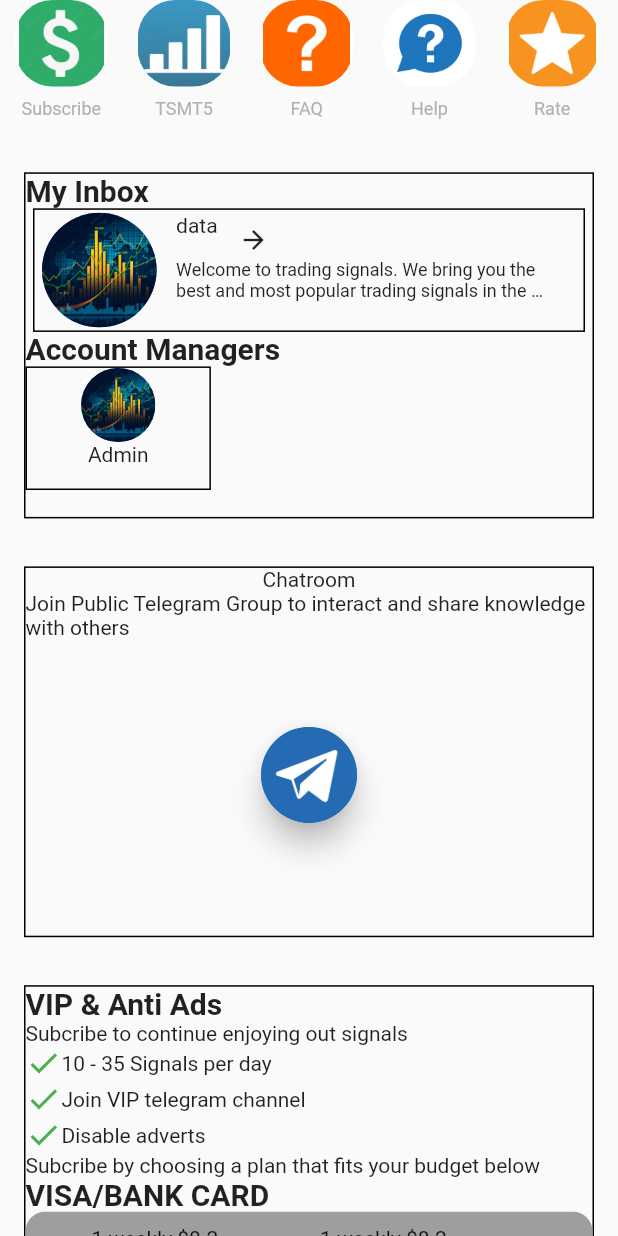
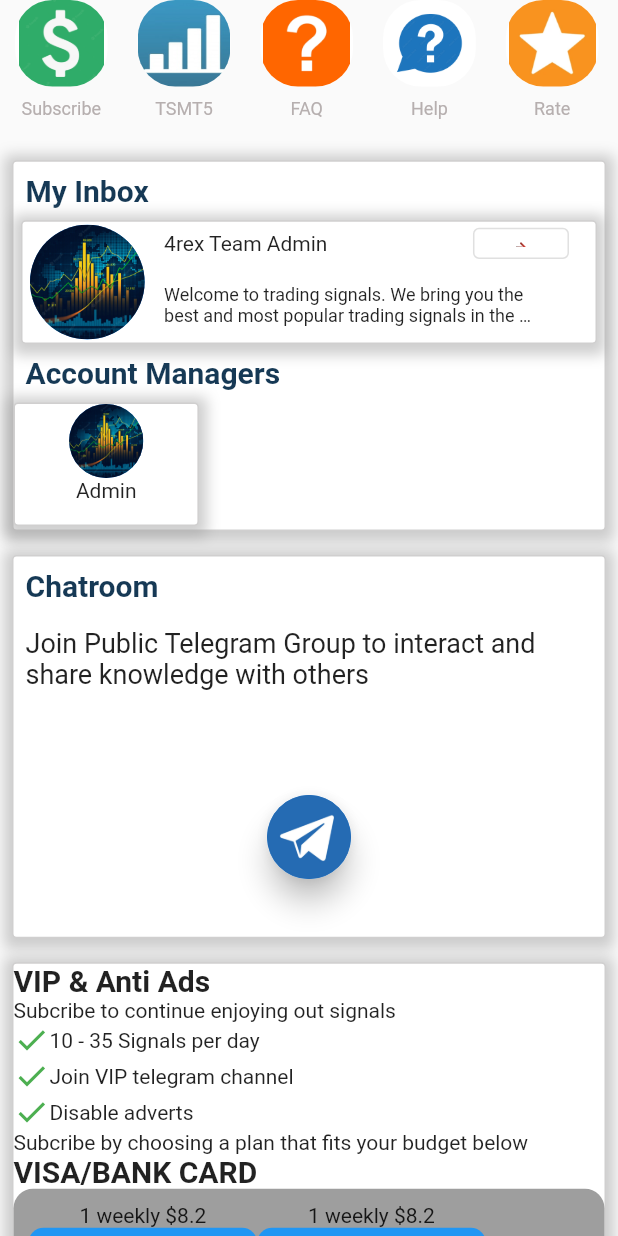
Before and after one commit to ansar062/tradingsignals, a Flutter app: the screen it shows after launch, on a phone screen of 412 x 824 dp. Run offline on Flutter 3.47's test engine with Material 2 defaults, Android fonts, the phone set to English and light mode, and no system bars; drawn by our look-alikes of avatar_glow; our stand-ins replace easy_localization, get.

Commit message:
home page changes2

```diff
--- a/assets/translations/en.json
+++ b/assets/translations/en.json
@@ -22,7 +22,7 @@
     "join_the_public_telegram_group_to_interact_and_share_knowledge_with_others": "Join the public Telegram Group to interact and share knowledge with others.",
     "subscribe_to_continue_enjoying_our_signals": "Subscribe to continue enjoying our signals",
     "_7_15_signals_per_day": "10-35 Signals per da",
-    "join_vip_telegram_channel": "Join VIP Telegram channe",
+    "join_vip_telegram_channel": "Join VIP Telegram channel",
     "disable_adverts": "Disable advert",
     "subscribe_by_choosing_a_plan_that_fits_your_budget_below": "Subscribe by choosing a plan that fits your budget below",
     "_1_weekly_5_2": "1 Weekly $8.",
--- a/lib/Screens/homeScreen.dart
+++ b/lib/Screens/homeScreen.dart
@@ -2,6 +2,9 @@
 import 'package:flutter/material.dart';
 import 'package:tradingsignals/Widgets/contactus.dart';
 import 'package:tradingsignals/Widgets/custombutton.dart';
+import 'package:tradingsignals/Widgets/homescreenHadingText.dart';
+import 'package:tradingsignals/Widgets/networkImage.dart';
+import 'package:tradingsignals/Widgets/gradientIconReource.dart';
 
 class HomeScreen extends StatefulWidget {
   const HomeScreen({super.key});
@@ -14,10 +17,25 @@
   bool isNotifications = false;
   bool isDark = false;
   bool isQuickLaunch = false;
+
   @override
   Widget build(BuildContext context) {
     var screenWidth = MediaQuery.of(context).size.width;
     var screenHeight = MediaQuery.of(context).size.height;
+    final decoration = BoxDecoration(
+        border: Border.all(
+          color: Color.fromARGB(255, 208, 207, 207),
+        ),
+        borderRadius: BorderRadius.circular(3),
+        color: Colors.white,
+        boxShadow: [
+          BoxShadow(
+            color: Colors.grey.withOpacity(0.5), //color of shadow
+            spreadRadius: 5, //spread radius
+            blurRadius: 7, // blur radius
+            offset: Offset(0, 2),
+          )
+        ]);
     return Scaffold(
       body: Container(
         child: ListView(
@@ -28,35 +46,59 @@
               child: ListView(
                 scrollDirection: Axis.horizontal,
                 children: [
-                  Item(context, 'assets/dollar.png', 'Subscribe', screenWidth, screenHeight),
-                  Item(context, 'assets/signals.png', 'TSMT5', screenWidth, screenHeight),
-                  Item(context, 'assets/faq.png', 'FAQ', screenWidth, screenHeight),
-                  Item(context, 'assets/help.png', 'Help', screenWidth, screenHeight),
-                  Item(context, 'assets/rate.png', 'Rate', screenWidth, screenHeight),
-                  Item(context, 'assets/tel2.png', 'Telegram', screenWidth, screenHeight),
-                  Item(context, 'assets/4rexteam.png', '4rex Team', screenWidth, screenHeight),
-                  Item(context, 'assets/facebook.png', 'Facebook', screenWidth, screenHeight),
-                  Item(context, 'assets/yt.png', 'YouTube', screenWidth, screenHeight),
+                  Item(context, 'assets/dollar.png', 'Subscribe', screenWidth,
+                      screenHeight),
+                  Item(context, 'assets/signals.png', 'TSMT5', screenWidth,
+                      screenHeight),
+                  Item(context, 'assets/faq.png', 'FAQ', screenWidth,
+                      screenHeight),
+                  Item(context, 'assets/help.png', 'Help', screenWidth,
+                      screenHeight),
+                  Item(context, 'assets/rate.png', 'Rate', screenWidth,
+                      screenHeight),
+                  Item(context, 'assets/tel2.png', 'Telegram', screenWidth,
+                      screenHeight),
+                  Item(context, 'assets/4rexteam.png', '4rex Team', screenWidth,
+                      screenHeight),
+                  Item(context, 'assets/facebook.png', 'Facebook', screenWidth,
+                      screenHeight),
+                  Item(context, 'assets/yt.png', 'YouTube', screenWidth,
+                      screenHeight),
                 ],
               ),
             ),
-            myInboxAndAccountManager(context, screenHeight, screenWidth),
+            myInboxAndAccountManager(
+                context, screenHeight, screenWidth, decoration),
             Container(
-              padding: EdgeInsets.all(16),
+              padding: EdgeInsets.all(8),
               child: Container(
-                height: screenHeight * 0.3,
+                height: screenHeight * 0.31,
                 width: screenWidth,
-                decoration: BoxDecoration(
-                  border: Border.all(),
+                decoration: decoration,
+                child: Column(
+                  crossAxisAlignment: CrossAxisAlignment.start,
+                  children: [
+                    Padding(
+                      padding: const EdgeInsets.all(8.0),
+                      child: Text(
+                        'Chatroom',
+                        style: TextStyle(
+                            color: Color.fromARGB(255, 22, 57, 85),
+                            fontSize: 20,
+                            fontWeight: FontWeight.bold),
                       ),
-                child: Column(
-                  children: [
-                    Text('Chatroom'),
-                    Container(
+                    ),
+                    Padding(
+                      padding: const EdgeInsets.all(8.0),
+                      child: Container(
                         child: Text(
-                          'Join Public Telegram Group to interact and share knowledge with others'),
+                          'Join Public Telegram Group to interact and share knowledge with others',
+                          style: TextStyle(fontSize: 18),
                         ),
-                    AvatarGlow(
+                      ),
+                    ),
+                    Center(
+                      child: AvatarGlow(
                         glowColor: Colors.blue,
                         endRadius: 90,
                         duration: Duration(milliseconds: 2000),
@@ -69,7 +111,8 @@
                           shape: CircleBorder(),
                           child: CircleAvatar(
                             backgroundImage: AssetImage('assets/tel.jpg'),
-                          radius: 32,
+                            radius: 28,
+                          ),
                         ),
                       ),
                     ),
@@ -82,13 +125,11 @@
               height: screenHeight * 1.5,
               width: screenWidth,
               child: Container(
-                padding: EdgeInsets.all(16),
+                padding: EdgeInsets.all(8),
                 child: Container(
                   height: screenHeight * 1.5,
                   width: screenWidth,
-                  decoration: BoxDecoration(
-                    border: Border.all(),
-                  ),
+                  decoration: decoration,
                   child: Column(
                     crossAxisAlignment: CrossAxisAlignment.start,
                     children: [
@@ -277,26 +318,33 @@
             ),
             // new part of screen
             Container(
-              padding: EdgeInsets.all(16),
+              padding: EdgeInsets.all(8),
               child: Container(
-                height: screenHeight * 0.3,
+                height: screenHeight * 0.35,
                 width: screenWidth,
-                decoration: BoxDecoration(
-                  border: Border.all(),
+                decoration: decoration,
+                child: Column(
+                  crossAxisAlignment: CrossAxisAlignment.start,
+                  children: [
+                    Center(
+                      child: SizedBox(
+                        height: MediaQuery.of(context).size.height * 0.18,
+                        width: MediaQuery.of(context).size.width,
+                        child: networkImageWidget(
+                            context,
+                            'https://az705044.vo.msecnd.net/20200611/6-11-2020-5-13-50-pm.png',
+                            BoxFit.contain),
                       ),
-                child: Column(
-                  children: [
-                    Image.asset(
-                      'assets/tradinggraph.png',
-                      height: screenHeight * 0.14,
                     ),
-                    Text(
-                      'Recommended Broker',
-                      style:
-                          TextStyle(fontSize: 20, fontWeight: FontWeight.bold),
+                    homeHadings(context, 'Recommended Broker'),
+                    Padding(
+                      padding: const EdgeInsets.all(8.0),
+                      child: Container(
+                        child: Text(
+                          'Trade 24/7, Trade with Deriv today! ',
+                          style: TextStyle(fontSize: 16),
                         ),
-                    Container(
-                      child: Text('Trade 24/7, Trade with Deriv today! '),
+                      ),
                     ),
                     Center(
                       child: CustomButton(
@@ -311,27 +359,31 @@
             ),
             // new part of screen
             Container(
-              padding: EdgeInsets.all(16),
+              padding: EdgeInsets.all(8),
               child: Container(
-                height: screenHeight * 0.3,
+                height: screenHeight * 0.4,
                 width: screenWidth,
-                decoration: BoxDecoration(
-                  border: Border.all(),
+                decoration: decoration,
+                child: Column(
+                  crossAxisAlignment: CrossAxisAlignment.start,
+                  children: [
+                    Center(
+                      child: SizedBox(
+                          height: MediaQuery.of(context).size.height * 0.18,
+                          width: MediaQuery.of(context).size.width,
+                          child: networkImageWidget(
+                              context,
+                              'https://ivssolutions.co.in/wp-content/uploads/2020/03/ivssolutions-technical-support-9.png',
+                              BoxFit.contain)),
                     ),
-                child: Column(
-                  children: [
-                    Image.asset(
-                      'assets/tradinggraph.png',
-                      height: screenHeight * 0.14,
+                    homeHadings(context, 'Support'),
+                    Padding(
+                      padding: const EdgeInsets.all(8.0),
+                      child: Container(
+                        child: Text(
+                            style: TextStyle(fontSize: 18),
+                            'Have any concerns? please contact us via Email or telegram below. Note that we will only respond to relevent questions, business queries or ideas..'),
                       ),
-                    Text(
-                      'Support',
-                      style:
-                          TextStyle(fontSize: 20, fontWeight: FontWeight.bold),
-                    ),
-                    Container(
-                      child: Text(
-                          'Have any concerns? please contact us via Email or telegram below. Note that we will only respond to relevent questions, business queries or ideas..'),
                     ),
                     contactus(context, true),
                   ],
@@ -340,24 +392,24 @@
             ),
             //new part of screen
             Container(
-              padding: EdgeInsets.all(16),
+              padding: EdgeInsets.all(8),
               child: Container(
-                height: screenHeight * 0.35,
+                height: screenHeight * 0.4,
                 width: screenWidth,
-                decoration: BoxDecoration(
-                  border: Border.all(),
+                decoration: decoration,
+                child: Column(
+                  crossAxisAlignment: CrossAxisAlignment.start,
+                  children: [
+                    Center(
+                      child: SizedBox(
+                          height: MediaQuery.of(context).size.height * 0.18,
+                          width: MediaQuery.of(context).size.width,
+                          child: networkImageWidget(
+                              context,
+                              'https://st2.depositphotos.com/1021974/11498/i/950/depositphotos_114987484-stock-photo-two-gear-wheels.jpg',
+                              BoxFit.contain)),
                     ),
-                child: Column(
-                  children: [
-                    Image.asset(
-                      'assets/tradinggraph.png',
-                      height: screenHeight * 0.14,
-                    ),
-                    Text(
-                      'Settings',
-                      style:
-                          TextStyle(fontSize: 20, fontWeight: FontWeight.bold),
-                    ),
+                    homeHadings(context, 'Settings'),
                     Row(
                       children: [
                         Checkbox(
@@ -406,26 +458,27 @@
             ),
             //new part
             Container(
-              padding: EdgeInsets.all(16),
+              padding: EdgeInsets.all(8),
               child: Container(
-                height: screenHeight * 0.3,
+                height: screenHeight * 0.28,
                 width: screenWidth,
-                decoration: BoxDecoration(
-                  border: Border.all(),
+                decoration: decoration,
+                child: Column(
+                  crossAxisAlignment: CrossAxisAlignment.start,
+                  children: [
+                    homeHadings(context, 'Adverts'),
+                    SizedBox(
+                      height: 10,
                     ),
-                child: Column(
-                  children: [
-                    Text(
-                      'Advert',
-                      style:
-                          TextStyle(fontSize: 20, fontWeight: FontWeight.bold),
+                    Center(
+                      child: SizedBox(
+                          height: MediaQuery.of(context).size.height * 0.2,
+                          width: MediaQuery.of(context).size.width * 0.7,
+                          child: networkImageWidget(
+                              context,
+                              'https://cdn.pixabay.com/photo/2015/04/23/22/00/tree-736885__480.jpg',
+                              BoxFit.cover)),
                     ),
-                    Image.asset(
-                      'assets/tradinggraph.png',
-                      height: screenHeight * 0.14,
-                    ),
-
-
                   ],
                 ),
               ),
@@ -549,7 +602,8 @@
   );
 }
 
-Widget Item(BuildContext context, String path, String name, double screenWidth, double screenHeight) {
+Widget Item(BuildContext context, String path, String name, double screenWidth,
+    double screenHeight) {
   return Container(
     padding: EdgeInsets.symmetric(
       horizontal: 10,
@@ -588,26 +642,23 @@
   );
 }
 
-Widget myInboxAndAccountManager(
-    BuildContext context, double screenHeight, double screenWidth) {
+Widget myInboxAndAccountManager(BuildContext context, double screenHeight,
+    double screenWidth, Decoration decoration) {
   return Container(
-    padding: EdgeInsets.all(16),
+    padding: EdgeInsets.all(8),
     child: Container(
-      height: screenHeight * 0.28,
+      height: screenHeight * 0.3,
       width: screenWidth,
-      decoration: BoxDecoration(border: Border.all()),
+      decoration: decoration,
       child: Column(crossAxisAlignment: CrossAxisAlignment.start, children: [
-        Text(
-          'My Inbox',
-          style: TextStyle(fontSize: 20, fontWeight: FontWeight.bold),
-        ),
+        homeHadings(context, 'My Inbox'),
         Container(
           padding: EdgeInsets.symmetric(horizontal: 5),
           child: Container(
             padding: EdgeInsets.all(2),
             width: screenWidth,
             height: screenHeight * 0.1,
-            decoration: BoxDecoration(border: Border.all()),
+            decoration: decoration,
             child: Row(
               children: [
                 profilepic(context, MediaQuery.of(context).size.height * 0.05),
@@ -618,15 +669,25 @@
                   crossAxisAlignment: CrossAxisAlignment.start,
                   children: [
                     SizedBox(
-                      height: screenHeight * 0.02,
-                      width: screenWidth * 0.6,
+                      height: screenHeight * 0.03,
+                      width: screenWidth * 0.66,
                       child: Row(
                         children: [
-                          Text('data'),
-                          IconButton(
-                              iconSize: 20,
-                              icon: Icon(Icons.arrow_forward),
-                              onPressed: () {}),
+                          Text('4rex Team Admin'),
+                          Flexible(
+                            child: Container(),
+                            flex: 2,
+                          ),
+                          MyOutlinedButton(
+                              onPressed: () {},
+                              child: Padding(
+                                padding: const EdgeInsets.all(8.0),
+                                child: GradientIcon(
+                                    Icons.arrow_forward,
+                                    10,
+                                    LinearGradient(
+                                        colors: [Colors.black, Colors.red])),
+                              ))
                         ],
                       ),
                     ),
@@ -653,14 +714,11 @@
         ),
 
         //
-        Text(
-          'Account Managers',
-          style: TextStyle(fontSize: 20, fontWeight: FontWeight.bold),
-        ),
+        homeHadings(context, 'Account Managers'),
         Container(
           height: screenHeight * 0.1,
           width: screenWidth * 0.3,
-          decoration: BoxDecoration(border: Border.all()),
+          decoration: decoration,
           child: Column(
             children: [
               profilepic(context, MediaQuery.of(context).size.height * 0.03),
--- a/lib/Screens/tipsScreen.dart
+++ b/lib/Screens/tipsScreen.dart
@@ -1,5 +1,6 @@
 import 'package:flutter/material.dart';
 import 'package:get/get.dart';
+import 'package:tradingsignals/Widgets/networkImage.dart';
 
 class TipsScreen extends StatefulWidget {
   const TipsScreen({super.key});
@@ -58,24 +59,7 @@
           width: MediaQuery.of(context).size.width,
           child: Stack(
             children: [
-              Container(
-                width: MediaQuery.of(context).size.width,
-                child:Image.network(
-                        url,
-                        fit: BoxFit.cover,
-                        loadingBuilder: (context, child, loadingPrograss) {
-                          if (loadingPrograss == null) return child;
-                          return Center(
-                            child: CircularProgressIndicator(
-                              value: loadingPrograss.expectedTotalBytes != null
-                              ? loadingPrograss.cumulativeBytesLoaded / loadingPrograss.expectedTotalBytes!
-                              : null
-                              ,
-                            ),
-                          );
-                        },
-                      )
-              ),
+              networkImageWidget(context, url, BoxFit.cover),
               isShop
                   ? Positioned(
                       bottom: 10,
--- /dev/null
+++ b/lib/Widgets/gradientIconReource.dart
@@ -0,0 +1,69 @@
+import 'package:flutter/material.dart';
+import 'package:get/get.dart';
+
+class MyOutlinedButton extends StatelessWidget {
+  final VoidCallback onPressed;
+  final Widget child;
+  final ButtonStyle? style;
+  final Gradient? gradient;
+  final double thickness;
+
+  const MyOutlinedButton({
+    Key? key,
+    required this.onPressed,
+    required this.child,
+    this.style,
+    this.gradient,
+    this.thickness = 2,
+  }) : super(key: key);
+
+  @override
+  Widget build(BuildContext context) {
+    return DecoratedBox(
+
+      decoration: BoxDecoration(gradient: gradient),
+      child: Container(
+        color: Colors.white,
+        margin: EdgeInsets.all(thickness),
+        child: OutlinedButton(
+          onPressed: onPressed,
+          style: style,
+          child: child,
+        ),
+      ),
+    );
+  }
+}
+
+
+
+class GradientIcon extends StatelessWidget {
+  GradientIcon(
+    this.icon,
+    this.size,
+    this.gradient,
+  );
+
+  final IconData icon;
+  final double size;
+  final Gradient gradient;
+
+  @override
+  Widget build(BuildContext context) {
+    return ShaderMask(
+      child: SizedBox(
+        width: size * 1.2,
+        height: size * 1.2,
+        child: Icon(
+          icon,
+          size: size,
+          color: Colors.white,
+        ),
+      ),
+      shaderCallback: (Rect bounds) {
+        final Rect rect = Rect.fromLTRB(0, 0, size, size);
+        return gradient.createShader(rect);
+      },
+    );
+  }
+}
--- /dev/null
+++ b/lib/Widgets/homescreenHadingText.dart
@@ -0,0 +1,14 @@
+import 'package:flutter/material.dart';
+
+Widget homeHadings(BuildContext context, String text) {
+  return Padding(
+    padding: const EdgeInsets.all(8.0),
+    child: Text(
+      text,
+      style: TextStyle(
+          color: Color.fromARGB(255, 22, 57, 85),
+          fontSize: 20,
+          fontWeight: FontWeight.bold),
+    ),
+  );
+}
--- /dev/null
+++ b/lib/Widgets/networkImage.dart
@@ -0,0 +1,21 @@
+import 'package:flutter/material.dart';
+
+Widget networkImageWidget(BuildContext context, String url, BoxFit fitness) {
+  return Container(
+      width: MediaQuery.of(context).size.width,
+      child: Image.network(
+    url,
+    fit: fitness,
+    loadingBuilder: (context, child, loadingPrograss) {
+      if (loadingPrograss == null) return child;
+      return Center(
+        child: CircularProgressIndicator(
+          value: loadingPrograss.expectedTotalBytes != null
+              ? loadingPrograss.cumulativeBytesLoaded /
+                  loadingPrograss.expectedTotalBytes!
+              : null,
+        ),
+      );
+    },
+  ));
+}
```
Lines whose indentation alone changed are shown as unchanged.
